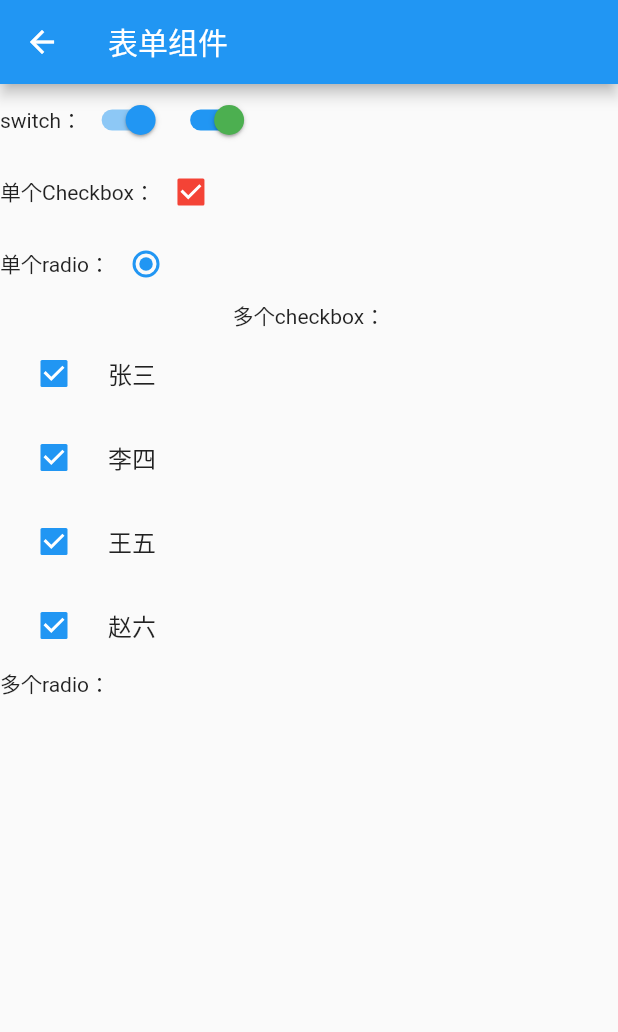
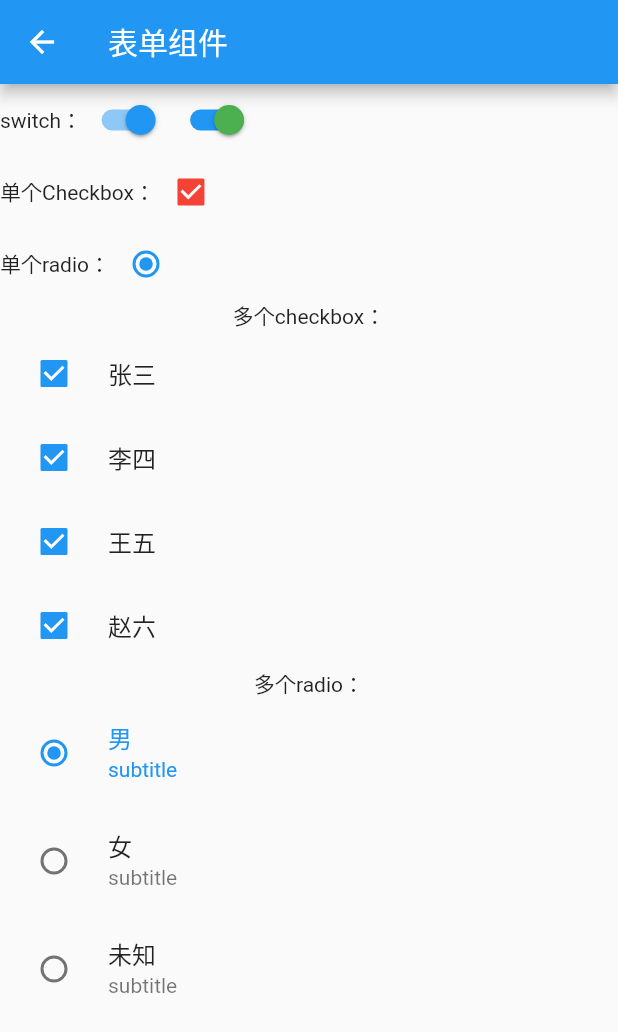
Before and after one commit to dishcheng/note_book, a Flutter app: the FormComponents screen opened directly, on a phone screen of 412 x 824 dp. Shown: the top 1032 px of the screen. Run offline on Flutter 3.47's test engine with Material 2 defaults, Android fonts, the phone set to English and light mode, and no system bars; our stand-ins replace dio, image_picker; generated files the repository leaves out were written again.

Commit message:
多个单选框

```diff
--- a/lib/FormComponents.dart
+++ b/lib/FormComponents.dart
@@ -32,15 +32,14 @@ class _FormComponentsState extends State<FormComponents> {
     print(checkedListData);
   }
 
-  List<Widget> a() {
-    return [];
-  }
-
   @override
   void initState() {
     super.initState();
     _load();
   }
+
+  var RadioDefaultGroupValue = 1;
+  var RadioValues = [1, 2, 3];
 
   Widget checkBoxListItemBuild(text, value, index) {
     return new CheckboxListTile(
@@ -54,6 +53,13 @@ class _FormComponentsState extends State<FormComponents> {
     setState(() {
       checkedList[position] = isCheck;
 //      checkedListData[position]['single_print'] = isCheck == true ? 1 : 0;
+    });
+  }
+
+  //radio
+  updateGroupStatus(GroupValue) {
+    setState(() {
+      RadioDefaultGroupValue = GroupValue;
     });
   }
 
@@ -81,7 +87,7 @@ class _FormComponentsState extends State<FormComponents> {
       appBar: AppBar(
         title: Text('表单组件'),
       ),
-      body: new Column(children: <Widget>[
+      body: new ListView(children: <Widget>[
         new Row(
           children: <Widget>[
             Text('switch：'),
@@ -154,9 +160,33 @@ class _FormComponentsState extends State<FormComponents> {
             checkBoxListItemBuild('赵六', checkedList[3], 3),
           ],
         ),
-        new Row(
+        new Column(
           children: <Widget>[
             new Text('多个radio：'),
+            new RadioListTile(
+                title: Text('男'),
+                selected:
+                RadioValues[0] == RadioDefaultGroupValue ? true : false,
+                subtitle: Text('subtitle'),
+                value: RadioValues[0],
+                groupValue: RadioDefaultGroupValue,
+                onChanged: (int e) => updateGroupStatus(e)),
+            new RadioListTile(
+                title: Text('女'),
+                selected:
+                    RadioValues[1] == RadioDefaultGroupValue ? true : false,
+                subtitle: Text('subtitle'),
+                value: RadioValues[1],
+                groupValue: RadioDefaultGroupValue,
+                onChanged: (int e) => updateGroupStatus(e)),
+            new RadioListTile(
+                title: Text('未知'),
+                selected:
+                    RadioValues[2] == RadioDefaultGroupValue ? true : false,
+                subtitle: Text('subtitle'),
+                value: RadioValues[2],
+                groupValue: RadioDefaultGroupValue,
+                onChanged: (int e) => updateGroupStatus(e)),
           ],
         ),
       ]),
```
